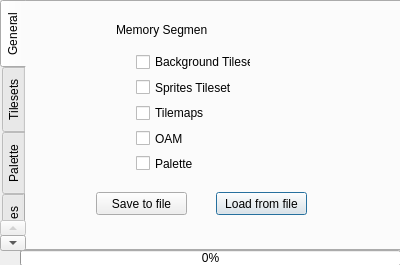
The window that gpumemorydump.ui (ahmed-agiza/Jupiter) describes before a commit, drawn with Qt 5.
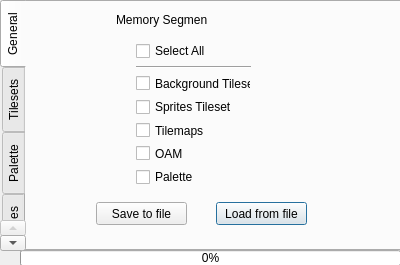
The same window after the commit. The open tabs and pages were chosen to show the change.

```diff
--- a/gpumemorydump.ui
+++ b/gpumemorydump.ui
@@ -36,7 +36,7 @@
      <property name="geometry">
       <rect>
        <x>90</x>
-       <y>20</y>
+       <y>10</y>
        <width>91</width>
        <height>16</height>
       </rect>
@@ -49,7 +49,7 @@
      <property name="geometry">
       <rect>
        <x>190</x>
-       <y>190</y>
+       <y>200</y>
        <width>91</width>
        <height>23</height>
       </rect>
@@ -62,7 +62,7 @@
      <property name="geometry">
       <rect>
        <x>70</x>
-       <y>190</y>
+       <y>200</y>
        <width>91</width>
        <height>23</height>
       </rect>
@@ -75,12 +75,26 @@
      <property name="geometry">
       <rect>
        <x>110</x>
-       <y>50</y>
+       <y>40</y>
        <width>115</width>
-       <height>121</height>
+       <height>143</height>
       </rect>
      </property>
      <layout class="QVBoxLayout" name="verticalLayout">
+      <item>
+       <widget class="QCheckBox" name="checkBox">
+        <property name="text">
+         <string>Select All</string>
+        </property>
+       </widget>
+      </item>
+      <item>
+       <widget class="Line" name="line_7">
+        <property name="orientation">
+         <enum>Qt::Horizontal</enum>
+        </property>
+       </widget>
+      </item>
       <item>
        <widget class="QCheckBox" name="bgTilesetCheckbox">
         <property name="text">
```
Left out of the diff: 8 changed lines with no effect on the pictures.
